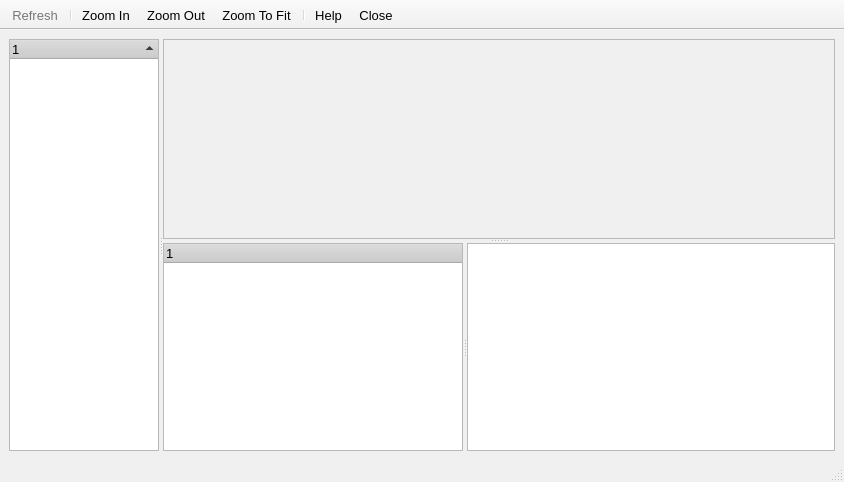
The window that src/gui/network/netviewer.ui (a-ilin/vidalia) describes before a commit, drawn with Qt 5.
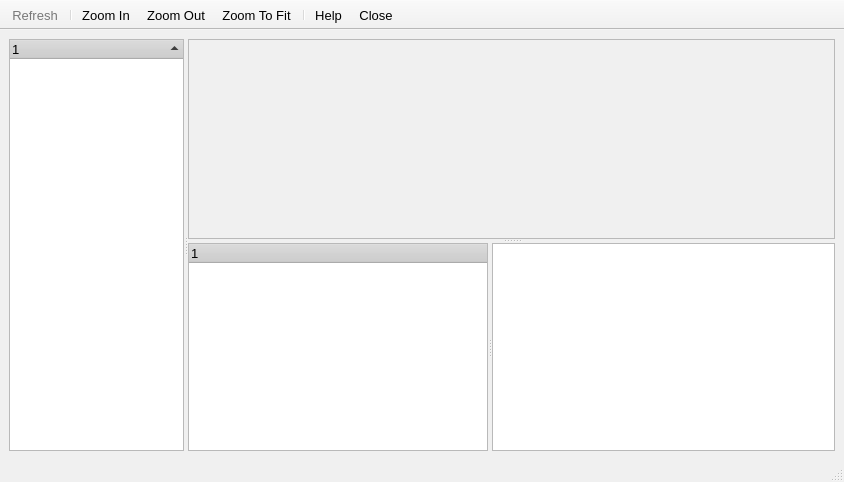
The same window after the commit. Icons and pictures are not drawn. Custom widgets are drawn as their Qt base class.

The edit to the form file:
```diff
--- a/src/gui/network/netviewer.ui
+++ b/src/gui/network/netviewer.ui
@@ -332,7 +332,7 @@
        </property>
        <property name="minimumSize" >
         <size>
-         <width>150</width>
+         <width>175</width>
          <height>0</height>
         </size>
        </property>
@@ -345,6 +345,9 @@
        <property name="sortingEnabled" >
         <bool>true</bool>
        </property>
+       <property name="indentation" >
+        <number>0</number> 
+       </property>
       </widget>
       <widget class="QSplitter" name="splitter3" >
        <property name="sizePolicy" >
```
